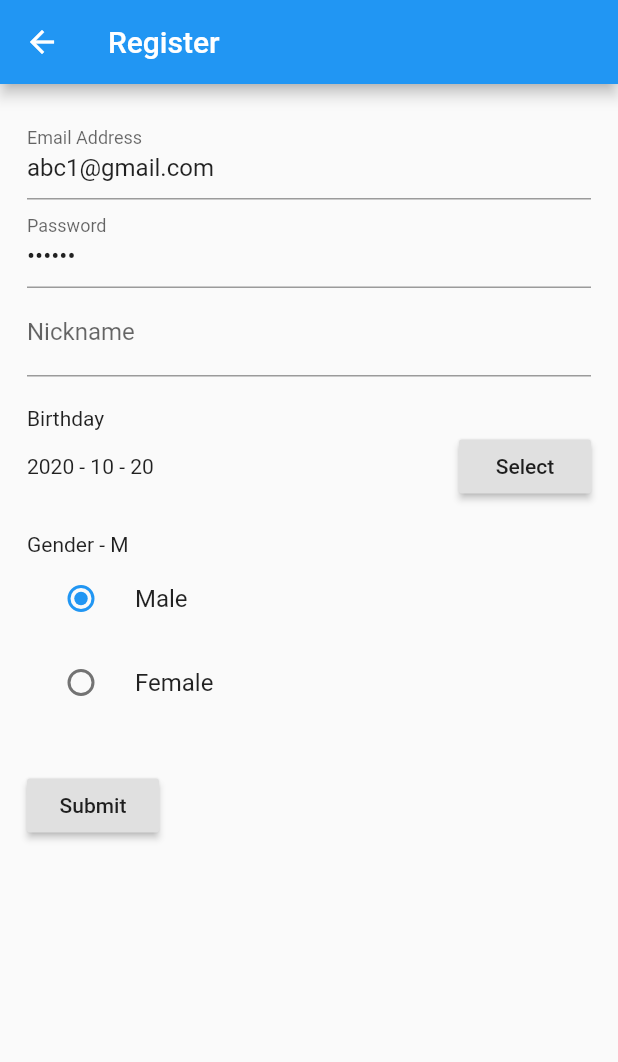
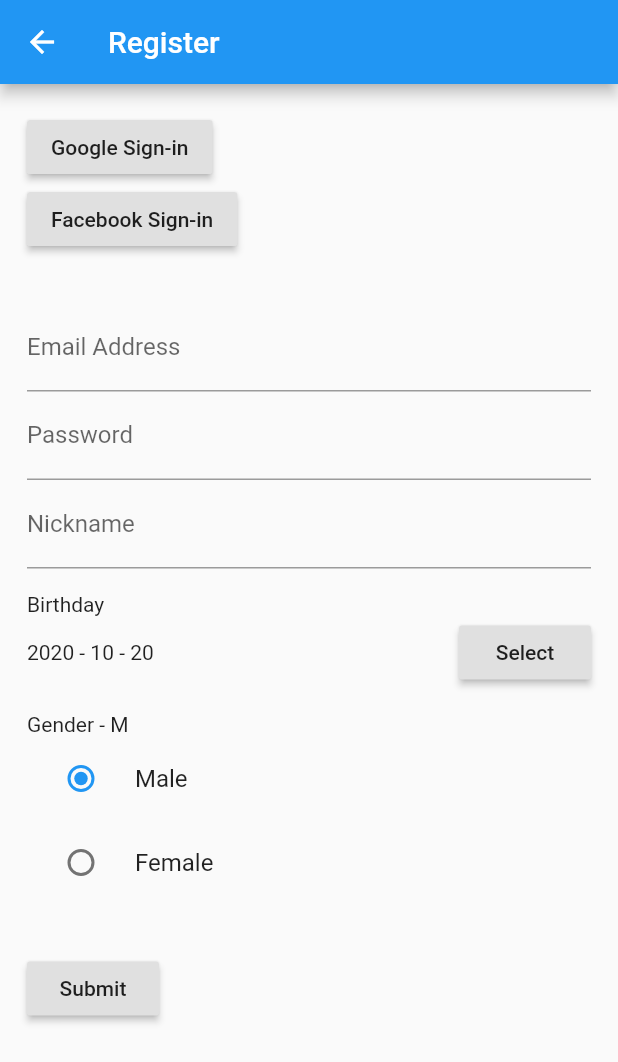
Before and after one commit to thruthesky/sms, a Flutter app: the screen it shows after launch, after a tap on "Register", on a phone screen of 412 x 824 dp. Shown: the top 1062 px of the screen. Run offline on Flutter 3.47's test engine with Material 2 defaults, Android fonts, the light colour scheme and no system bars; our stand-ins replace after_layout, cloud_firestore, firebase_auth, firebase_core, get, google_sign_in; missing offline and left inert: devicelocale, flutter_facebook_auth; accounts and stored records are empty.

Commit message:
adding social login for google, facebook

```diff
--- a/flutter/v1/lib/controllers/user.controller.dart
+++ b/flutter/v1/lib/controllers/user.controller.dart
@@ -16,6 +16,10 @@ class UserController extends GetxController {
     return user?.uid;
   }
 
+  String get displayName {
+    return user?.displayName;
+  }
+
   @override
   void onInit() {
     // print('==>>  UserController::onInit()');
@@ -28,10 +32,17 @@ class UserController extends GetxController {
         // print('==>> print user: ');
         // print(user);
       }
+      print('this.user = user:');
       this.user = user;
       update();
     });
 
     super.onInit();
   }
+
+  reload() async {
+    await user.reload();
+    user = FirebaseAuth.instance.currentUser;
+    update();
+  }
 }
--- a/flutter/v1/lib/screens/home/home.screen.dart
+++ b/flutter/v1/lib/screens/home/home.screen.dart
@@ -29,11 +29,10 @@ class _HomeScreenState extends State<HomeScreen> {
           ),
           Text('submit'.tr),
           GetBuilder<UserController>(builder: (user) {
-            // print('user:');
-            // print(userController.user);
             return Column(
               children: [
-                Text("UserName: ${user.uid}"),
+                Text("User Uid: ${user.uid}"),
+                Text("User Nickname: ${user.displayName}"),
                 if (user.isNotLoggedIn) ...[
                   RaisedButton(
                     onPressed: () => Get.toNamed(RouteNames.login),
--- a/flutter/v1/lib/screens/register/register.screen.dart
+++ b/flutter/v1/lib/screens/register/register.screen.dart
@@ -4,6 +4,7 @@ import 'package:cloud_firestore/cloud_firestore.dart';
 import 'package:get/get.dart';
 import 'package:v1/services/service.dart';
 import 'package:v1/services/route-names.dart';
+import 'package:v1/services/spaces.dart';
 import 'package:v1/widgets/user/birthday-picker.dart';
 
 class RegisterScreen extends StatefulWidget {
@@ -28,9 +29,6 @@ class _RegisterScreenState extends State<RegisterScreen> {
   void initState() {
     final now = DateTime.now();
     birthDate = now;
-
-    emailController.text = "abc1@gmail.com";
-    passwordController.text = "12345a";
     super.initState();
   }
 
@@ -44,6 +42,15 @@ class _RegisterScreenState extends State<RegisterScreen> {
           child: Column(
             crossAxisAlignment: CrossAxisAlignment.start,
             children: [
+              RaisedButton(
+                child: Text('Google Sign-in'),
+                onPressed: Service.signInWithGoogle,
+              ),
+              RaisedButton(
+                child: Text('Facebook Sign-in'),
+                onPressed: Service.signInWithFacebook,
+              ),
+              SizedBox(height: Space.xl),
               TextFormField(
                 key: ValueKey('email'),
                 controller: emailController,
@@ -68,7 +75,7 @@ class _RegisterScreenState extends State<RegisterScreen> {
                 keyboardType: TextInputType.text,
                 decoration: InputDecoration(labelText: "Nickname"),
               ),
-              SizedBox(height: 20),
+              SizedBox(height: Space.md),
               Text('Birthday'),
               BirthdayPicker(
                 initialValue: birthDate,
@@ -78,7 +85,7 @@ class _RegisterScreenState extends State<RegisterScreen> {
                   });
                 },
               ),
-              SizedBox(height: 20),
+              SizedBox(height: Space.md),
               Text('Gender - $gender'),
               RadioListTile(
                 value: 'M',
@@ -98,7 +105,7 @@ class _RegisterScreenState extends State<RegisterScreen> {
                   setState(() => gender = str);
                 },
               ),
-              SizedBox(height: 30),
+              SizedBox(height: Space.xl),
               RaisedButton(
                 child: Text("Submit"),
                 onPressed: () async {
@@ -114,13 +121,15 @@ class _RegisterScreenState extends State<RegisterScreen> {
                     );
                     print(userCredential.user);
 
+                    await userCredential.user
+                        .updateProfile(displayName: nicknameController.text);
+
                     /// Login Success
                     CollectionReference users =
                         FirebaseFirestore.instance.collection('users');
 
                     /// Update other user information
                     await users.doc(userCredential.user.uid).set({
-                      "nickname": nicknameController.text,
                       "gender": gender,
                       "birthday": birthDate,
                     });
--- /dev/null
+++ b/flutter/v1/lib/services/definitions.dart
@@ -0,0 +1 @@
+const ERROR_SIGNIN_ABORTED = 'ERROR_SIGNIN_ABORTED';
--- a/flutter/v1/pubspec.yaml
+++ b/flutter/v1/pubspec.yaml
@@ -16,6 +16,8 @@ dependencies:
   get: ^3.13.2
   firebase_core: "0.5.0+1"
   firebase_auth: "^0.18.1+2"
+  google_sign_in: "^4.5.1"
+  flutter_facebook_auth: "^0.3.0"
   cloud_firestore: "^0.14.1+3"
   after_layout: ^1.0.7+2
   devicelocale: ^0.3.1
```
Also changed, not shown: flutter/v1/lib/screens/profile/profile.screen.dart (+13 -9 lines), flutter/v1/lib/services/service.dart (+73 -5 lines), flutter/v1/pubspec.lock, 9 other files.
